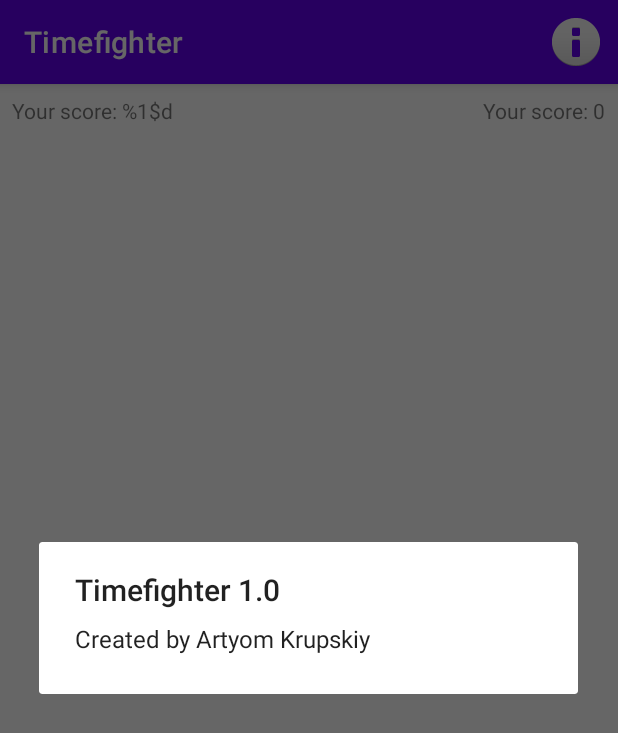
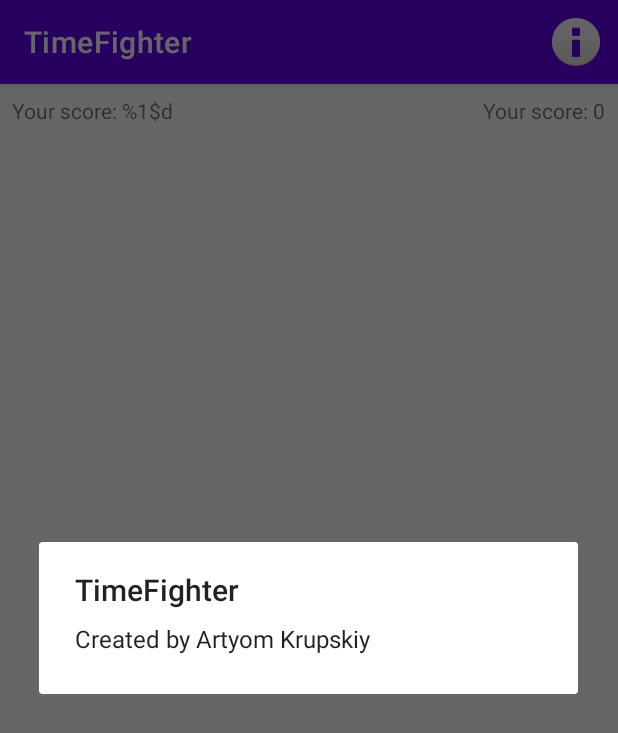
Before and after one commit to artyomKrupskiy/TimeFighter, an Android app: the screen it shows after launch (MainActivity), after a tap on "About", on a phone screen of 412 x 824 dp. Shown: the top 733 px of the screen. Run offline under Robolectric (Android 15) with nearby library versions, the phone set to English and light mode, and no system bars.

Commit message:
fix: typo

```diff
--- a/app/src/main/java/com/example/timefighter/MainActivity.kt
+++ b/app/src/main/java/com/example/timefighter/MainActivity.kt
@@ -88,12 +88,12 @@ class MainActivity : AppCompatActivity() {
     }
 
     private fun showInfo() {
-        val dialogTitle = getString(R.string.about_title, BuildConfig.VERSION_NAME)
+        // val dialogTitle = getString(R.string.about_title, BuildConfig.VERSION_NAME)
         val dialogMessage = getString(R.string.about_message)
 
         val builder = AlertDialog.Builder(this)
 
-        builder.setTitle(dialogTitle)
+        builder.setTitle(R.string.app_name)
         builder.setMessage(dialogMessage)
         builder.create().show()
     }
--- a/app/src/main/res/values/strings.xml
+++ b/app/src/main/res/values/strings.xml
@@ -1,6 +1,6 @@
 <resources>
-    <string name="app_name">Timefighter</string>
-    <string name="about_title">Timefighter %1$s</string>
+    <string name="app_name">TimeFighter</string>
+    <string name="about_title">TimeFighter %1$s</string>
     <string name="about_message">Created by Artyom Krupskiy</string>
     <string name="tap_me">Tap me!</string>
     <string name="your_score">Your score: %1$d</string>
--- a/build.gradle
+++ b/build.gradle
@@ -1,7 +1,7 @@
 // Top-level build file where you can add configuration options common to all sub-projects/modules.
 plugins {
-    id 'com.android.application' version '7.1.2' apply false
-    id 'com.android.library' version '7.1.2' apply false
+    id 'com.android.application' version '7.1.3' apply false
+    id 'com.android.library' version '7.1.3' apply false
     id 'org.jetbrains.kotlin.android' version '1.6.10' apply false
 }
 
```
